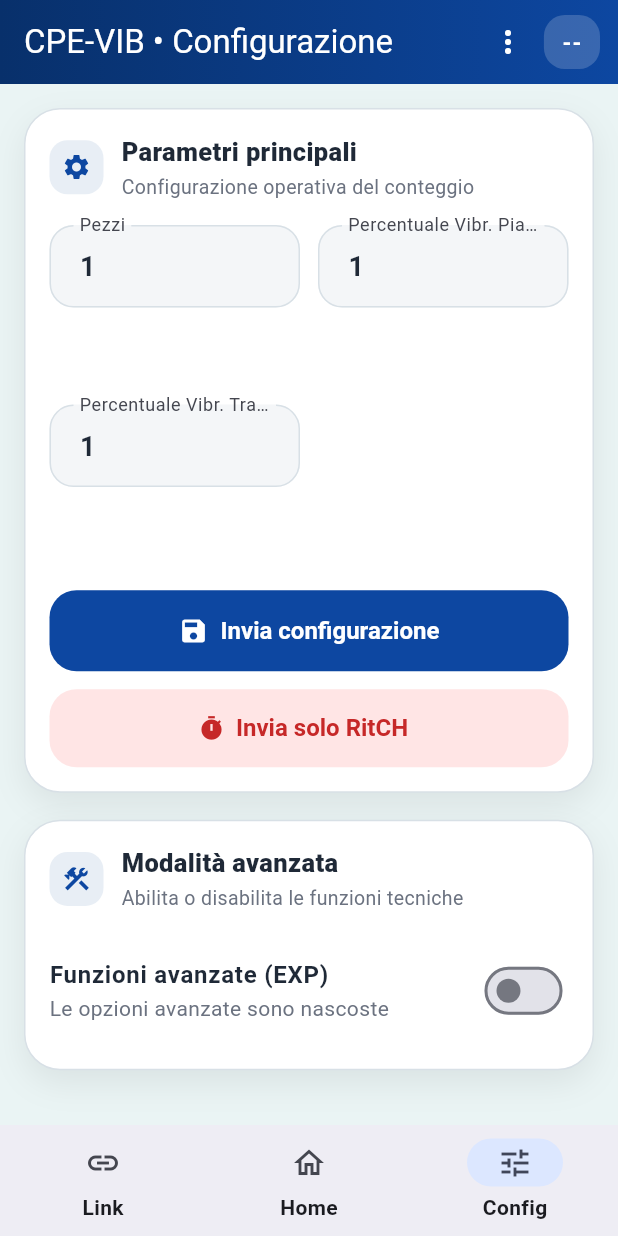
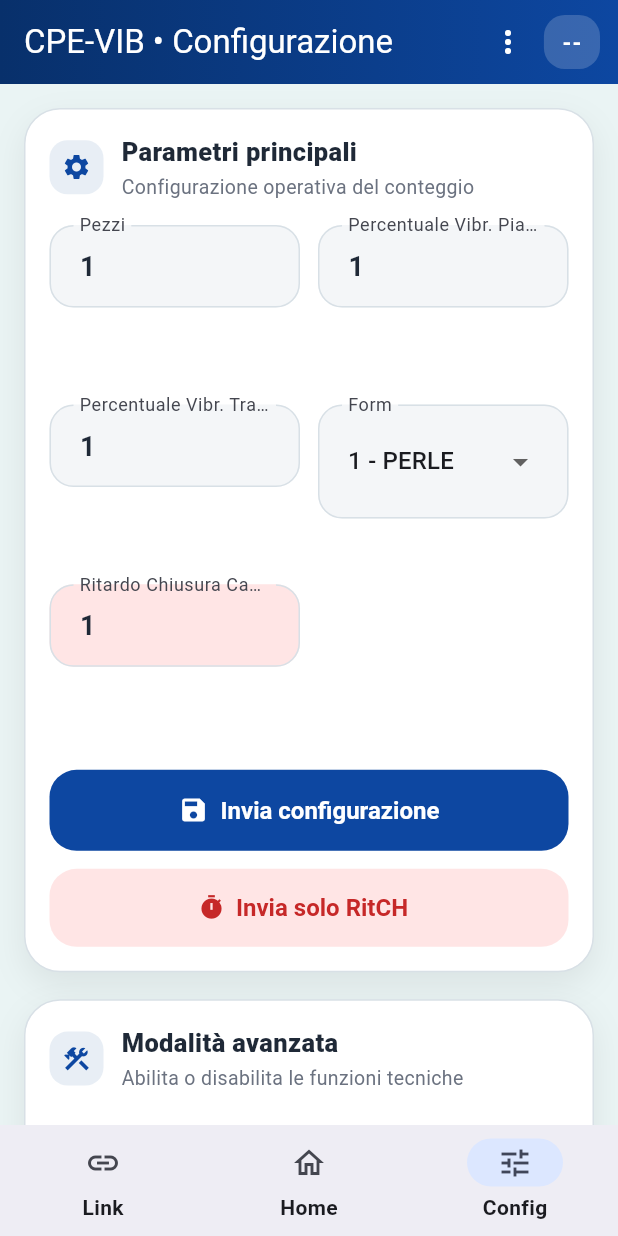
Before and after one commit to Luca0079CM/Pills-Counter-App, a Flutter app: the screen it shows after launch, swiped to page 3, on a phone screen of 412 x 824 dp. Run offline on Flutter 3.47's test engine with Material 3 defaults, Android fonts, the phone set to English and light mode, and no system bars; our stand-ins replace shared_preferences; missing offline and left inert: flutter_ringtone_player.

Commit message:
Riaggiunto buildFormDropdown tipologia pillole

```diff
--- a/lib/features/cpe_vib/presentation/pages/config_page.dart
+++ b/lib/features/cpe_vib/presentation/pages/config_page.dart
@@ -134,6 +134,12 @@ class ConfigPage extends StatelessWidget {
                           controller: vibTazController,
                           fieldLabel: 'Percentuale Vibr. Tramolgia',
                         ),
+                      ),
+                      _buildFormDropdown(controller, state.params.formValue),
+                      NumericInputField(
+                        label: 'Ritardo Chiusura Canale',
+                        controller: ritChController,
+                        fillColor: const Color(0xFFFFE5E5),
                       ),
                     ],
                   ),
```
